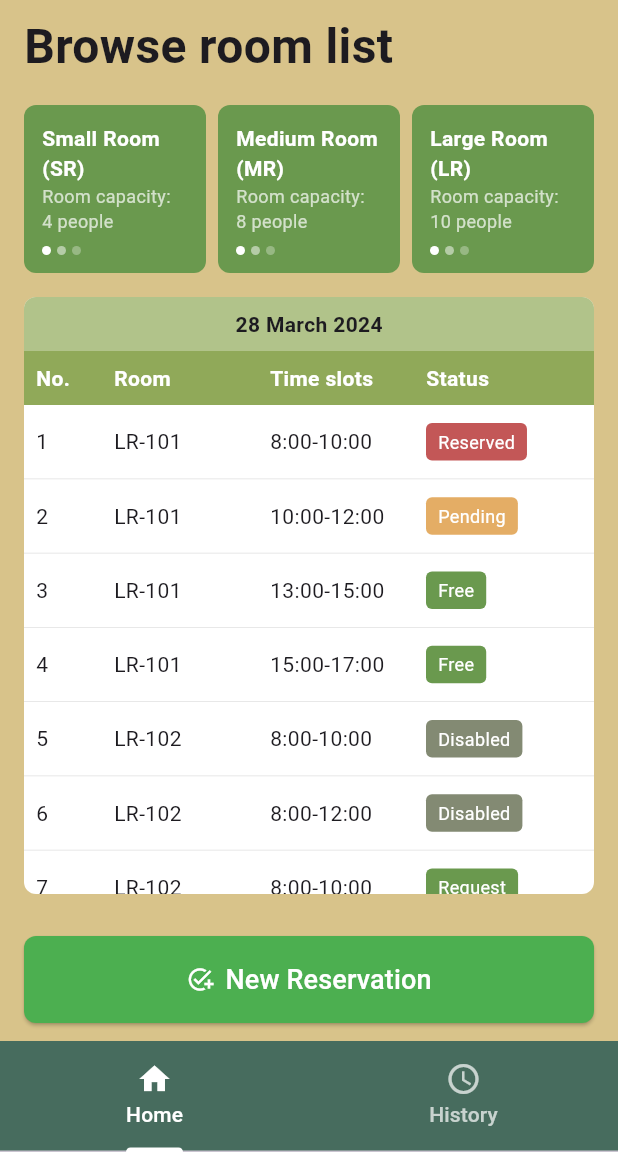
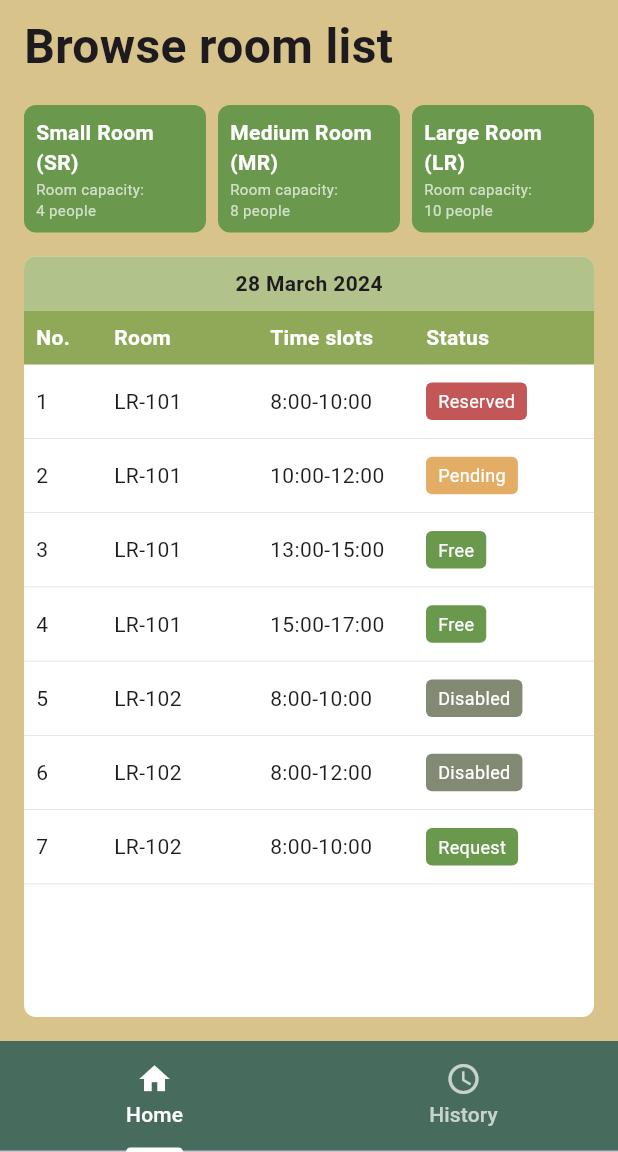
Before and after one commit to 6631501042/mobile_project, a Flutter app: the BrowseRoomListUser screen opened directly, on a phone screen of 412 x 824 dp, the part 84-1236 px from its top. Run offline on Flutter 3.47's test engine with Material 3 defaults, Android fonts, the light colour scheme and no system bars.

Commit message:
Fix UI Browse room list

```diff
--- a/lib/approver/browse_room_list_approver.dart
+++ b/lib/approver/browse_room_list_approver.dart
@@ -33,14 +33,11 @@ class HomeTabApprover extends StatelessWidget {
   final String userName;
   const HomeTabApprover({super.key, required this.userName});
 
-  // 🛑 ไม่จำเป็นต้องมี _buildActionButtons() หรือการส่งค่า actionButtons: null อีกต่อไป
-
   @override
   Widget build(BuildContext context) {
     return BaseBrowseScreen(
       userRole: UserRole.approver,
       userName: userName,
-      // 🛑 ลบ actionButtons: null, ออกไป
     );
   }
 }
--- a/lib/main.dart
+++ b/lib/main.dart
@@ -3,7 +3,7 @@ import 'package:flutter/material.dart';
 // user
 //import 'package:mobile_project/user/login.dart'; // Login
 //import 'package:mobile_project/user/register.dart'; // Register
-import 'package:mobile_project/user/browse_room_list_user.dart'; //BrowseRoomListUser
+//import 'package:mobile_project/user/browse_room_list_user.dart'; //BrowseRoomListUser
 
 // staff
  //import 'package:mobile_project/staff/dashboard_staff.dart'; // DashboardStaff
@@ -12,12 +12,12 @@ import 'package:mobile_project/user/browse_room_list_user.dart'; //BrowseRoomLis
 
 // approver
 //import 'package:mobile_project/approver/dashboard_approver.dart'; // DashboardApprover
-//import 'package:mobile_project/user/browse_room_list_user.dart'; //BrowseRoomListApprover
+import 'package:mobile_project/approver/browse_room_list_approver.dart'; //BrowseRoomListApprover
 //import 'package:mobile_project/approver/approver.dart'; // Approver
 
 void main() {
   runApp(const MaterialApp(
-    home: BrowseRoomListUser(), // หรือ BrowseRoomListApprover(), BrowseRoomListUser()
+    home: BrowseRoomListApprover(), // หรือ BrowseRoomListApprover(), BrowseRoomListUser()
     debugShowCheckedModeBanner: false,
   ));
 }
--- a/lib/screens/base_browse_screen.dart
+++ b/lib/screens/base_browse_screen.dart
@@ -1,5 +1,6 @@
 import 'package:flutter/material.dart';
 import '../models/room_data.dart';
+
 
 class BaseBrowseScreen extends StatelessWidget {
   final UserRole userRole;
@@ -70,38 +71,29 @@ class BaseBrowseScreen extends StatelessWidget {
 
   Widget _buildRoomCard(String title, String subtitle) {
     return Expanded(
-      child: ConstrainedBox( // 🛑 ใช้ ConstrainedBox เพื่อกำหนดความสูงขั้นต่ำ
-        constraints: const BoxConstraints(minHeight: 100),
+      // 🚀 แก้ไข: ใช้ SizedBox กำหนดความสูงที่แน่นอน (85.0) เพื่อให้ Card มีขนาดเท่ากันและเล็กลง
+      child: SizedBox(
+        height: 85.0, // 👈 กำหนดความสูงคงที่เพื่อให้ Card มีขนาดเท่ากัน
         child: Container(
-          padding: const EdgeInsets.all(12),
+          // 🚀 แก้ไข: ลด Padding ลงจาก 12 เป็น 8 เพื่อลดขนาดโดยรวม
+          padding: const EdgeInsets.all(8),
           decoration: BoxDecoration(
             color: _cardColor,
             borderRadius: BorderRadius.circular(8),
           ),
           child: Column(
             crossAxisAlignment: CrossAxisAlignment.start,
-            mainAxisAlignment: MainAxisAlignment.spaceBetween, // 🛑 จัดให้เนื้อหากระจายตามความสูง
+            // 🚀 แก้ไข: ใช้ MainAxisAlignment.start และเพิ่ม Spacer
+            mainAxisAlignment: MainAxisAlignment.start,
             children: [
               Text(
                 title,
-                style: const TextStyle(color: Colors.white, fontWeight: FontWeight.bold),
+                style: const TextStyle(color: Colors.white, fontWeight: FontWeight.bold, fontSize: 14), // ลดขนาดฟอนต์เล็กน้อย
               ),
-              Column(
-                crossAxisAlignment: CrossAxisAlignment.start,
-                children: [
-                  Text(
-                    subtitle,
-                    style: const TextStyle(color: Colors.white70, fontSize: 12),
-                  ),
-                  const SizedBox(height: 8),
-                  Row(
-                    children: [
-                      _buildDot(Colors.white),
-                      _buildDot(Colors.white.withOpacity(0.5)),
-                      _buildDot(Colors.white.withOpacity(0.3)),
-                    ],
-                  ),
-                ],
+              const Spacer(), // ใช้ Spacer เพื่อดันข้อความด้านล่างลงไป
+              Text(
+                subtitle,
+                style: const TextStyle(color: Colors.white70, fontSize: 10), // ลดขนาดฟอนต์เล็กน้อย
               ),
             ],
           ),
@@ -109,20 +101,6 @@ class BaseBrowseScreen extends StatelessWidget {
       ),
     );
   }
-
-  Widget _buildDot(Color color) {
-    return Container(
-      width: 6,
-      height: 6,
-      margin: const EdgeInsets.only(right: 4),
-      decoration: BoxDecoration(
-        color: color,
-        shape: BoxShape.circle,
-      ),
-    );
-  }
-
-  // 🛑 ลบ _buildFilterRow และ _buildFilterButton ออกไปทั้งหมด
 
   Widget _buildRoomListTable() {
     return Container(
--- a/lib/staff/browse_room_list_staff.dart
+++ b/lib/staff/browse_room_list_staff.dart
@@ -77,7 +77,6 @@ class _BrowseRoomListStaffState extends State<BrowseRoomListStaff> {
               ),
             ],
           ),
-          // ⚠️ ไม่มี PreferredSize ด้านล่าง (แก้ไขตามที่คุณต้องการ)
         ),
 
         // --- TabBarView ---
--- a/lib/user/browse_room_list_user.dart
+++ b/lib/user/browse_room_list_user.dart
@@ -1,5 +1,5 @@
 import 'package:flutter/material.dart';
-import '../models/room_data.dart'; // ต้อง import room_data
+import '../models/room_data.dart';
 import '../screens/base_browse_screen.dart'; // ต้อง import base_browse_screen
 
 // คลาสหลักสำหรับหน้า User Role
@@ -78,28 +78,12 @@ class _BrowseRoomListUserState extends State<BrowseRoomListUser> {
               ),
             ],
           ),
-          // ⚠️ ลบ PreferredSize ออก:
-          /*
-          bottom: const PreferredSize(
-            preferredSize: Size.fromHeight(20.0),
-            child: Align(
-              alignment: Alignment.centerLeft,
-              child: Padding(
-                padding: EdgeInsets.only(left: 16.0, bottom: 4.0),
-                child: Text(
-                  'Browse room list(User)',
-                  style: TextStyle(fontSize: 16, fontWeight: FontWeight.normal, color: Colors.white70),
-                ),
-              ),
-            ),
-          ),
-          */
         ),
 
         // --- TabBarView ---
         body: TabBarView(
           children: [
-            // 1. Home Tab: ใช้ BaseBrowseScreen พร้อมปุ่ม Reserve
+            // 1. Home Tab: ใช้ BaseBrowseScreen โดยไม่มีปุ่ม
             HomeTab(userName: userName),
             // 2. History Tab:
             const HistoryTab(),
@@ -125,13 +109,14 @@ class _BrowseRoomListUserState extends State<BrowseRoomListUser> {
 }
 
 // ==========================
-// 1. Home Tab (Browse Room List + Reservation Button)
+// 1. Home Tab (Browse Room List)
 // ==========================
 class HomeTab extends StatelessWidget {
   final String userName;
   const HomeTab({super.key, required this.userName});
 
-  // ปุ่ม Reservation สำหรับ User
+  // 🛑 ลบ _buildReservationButton() ออกตามคำขอ
+  /*
   Widget _buildReservationButton() {
     const Color reserveColor = Color(0xFF4CAF50); // เขียว
 
@@ -152,6 +137,7 @@ class HomeTab extends StatelessWidget {
       ),
     );
   }
+  */
 
   @override
   Widget build(BuildContext context) {
@@ -159,7 +145,7 @@ class HomeTab extends StatelessWidget {
     return BaseBrowseScreen(
       userRole: UserRole.user,
       userName: userName,
-      actionButtons: _buildReservationButton(),
+      // 🛑 ลบ actionButtons: _buildReservationButton() ออกไป (ตอนนี้ actionButtons เป็น null โดยปริยาย)
     );
   }
 }
```
